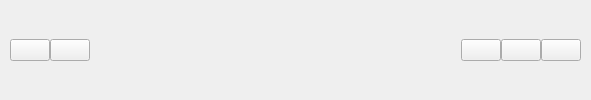
First picture: the form in base_qt_application/view/ui/frame/bar.ui, repository StLeoX/easy-pyqt, before the edit.
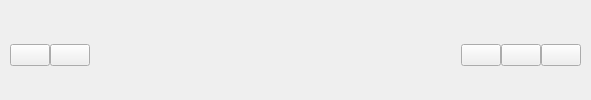
Second picture: the form after the edit.

The edit to the form file:
```diff
--- a/base_qt_application/view/ui/frame/bar.ui
+++ b/base_qt_application/view/ui/frame/bar.ui
@@ -21,7 +21,7 @@
     <number>10</number>
    </property>
    <property name="topMargin">
-    <number>0</number>
+    <number>10</number>
    </property>
    <property name="rightMargin">
     <number>10</number>
```
